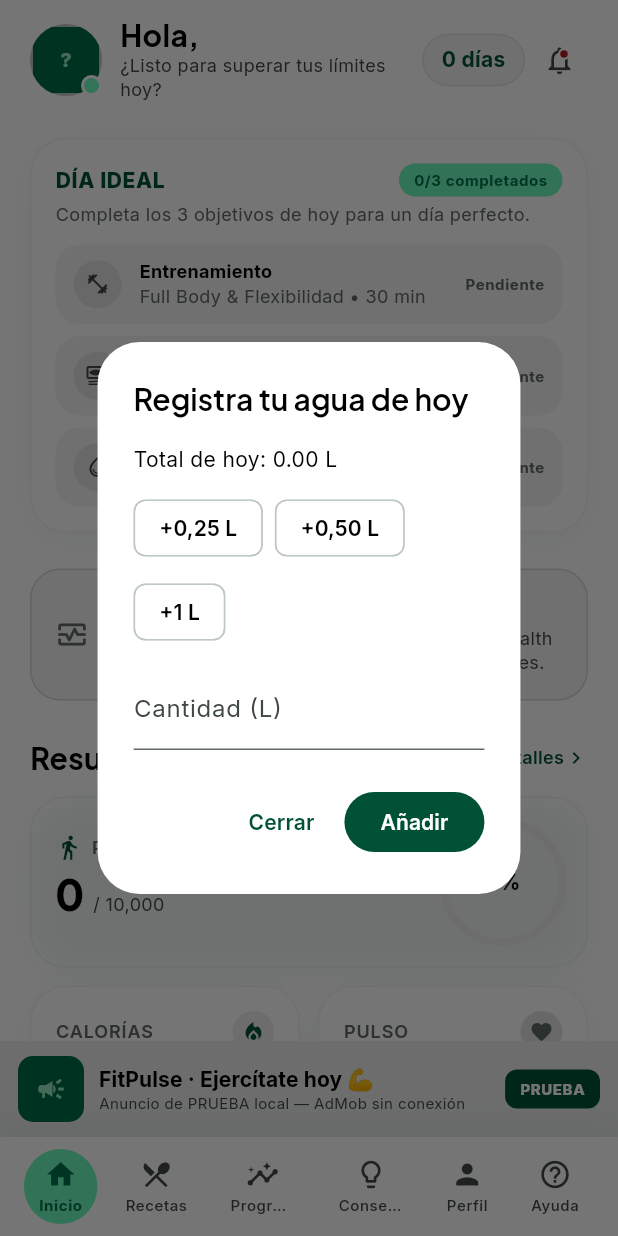
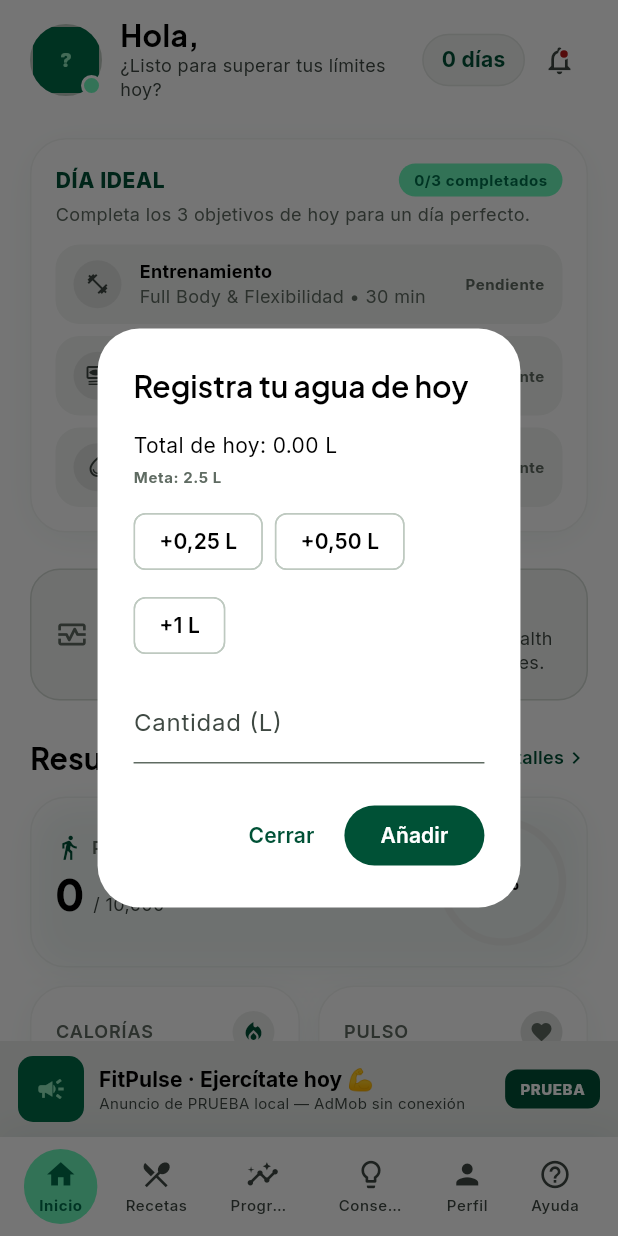
Before and after one commit to maurodev22/FitPulse, a Flutter app: the AppShell screen opened directly, after a tap on "Agua", on a phone screen of 412 x 824 dp. Run offline on Flutter 3.47's test engine with Material 3 defaults, Android fonts, the phone set to English and light mode, and no system bars; our stand-ins replace camera, flutter_local_notifications, google_mobile_ads, image_picker, pedometer, share_plus and 2 more; missing offline and left inert: google_mlkit_pose_detection, health; accounts and stored records are empty.

Commit message:
P21: meta diaria de agua editable (cierre de L2) + origen real del dato
La meta de agua deja de ser la constante 2.5 y pasa a ser un valor del
usuario, persistido y con rango honesto de 0,5 a 10 L.

- AppState.metaAguaDiaria: de static const 2.5 a valor persistido
  (fitpulse_meta_agua_v1) con setMetaAguaLitros(), cargado en init(),
  incluido en export/import y devuelto a 2.5 L tras borrado total.
- Validators: minMetaAguaLitros 0.5, maxMetaAguaLitros 10.0 y
  ajustarMetaAgua() (protege tambien un import de backup manipulado).
- Perfil: fila "Meta diaria de agua" + dialogo con WheelNumberPicker de
  0,5 L entre 0,5 y 10 L, con el rango explicado y Snackbar al guardar.
- AppState.origenAguaHoy (manual / health / ambos / null) etiqueta en el
  dialogo de agua de donde sale el total, para no contar dos veces el
  mismo vaso ni inventar lo que no hay.
- Coherencia con P20: _puntosAgua puntuaba contra 2.5 L fijos, asi que al
  subir la meta la tarjeta de estado de salud seguia diciendo "cumplido".
  Ahora puntua contra la meta del usuario (100 % / 60 % / 30 %).
  Con el default de 2.5 L los cortes ya verificados no cambian.

Default 2.5 L (no 3.0 L como decia PROXIMAS_FASES.md): subir el liston sin
que el usuario lo elija endureceria el Dia ideal ya verificado. 2.5 L es
~35 ml/kg para ~70 kg; quien quiera mas lo sube con la rueda.

173/173 tests (14 nuevos en test/meta_agua_test.dart), analyze 0 issues.
Docs: PLAN.md P21 y parrafo 13 al dia, PROXIMAS_FASES.md (L2 completa, L5 ya
estaba hecha), GUIA_TESTEO_COMPLETA.md parrafo 27 con 12 pasos.

```diff
--- a/lib/screens/home_screen.dart
+++ b/lib/screens/home_screen.dart
@@ -83,6 +83,14 @@ class _DialogoRegistrarAguaState extends State<_DialogoRegistrarAgua> {
               '${strings.homeAguaTotal}: '
               '${(state.aguaHoy ?? 0).toStringAsFixed(2)} L',
               style: AppType.bodyMd.copyWith(color: AppColors.onSurface),
+            ),
+            // L2: meta editable + origen real del dato (nunca se cuenta dos
+            // veces el mismo vaso ni se inventa lo que no hay).
+            const SizedBox(height: 4),
+            Text(
+              '${strings.homeAguaMeta(state.metaAguaDiaria.toStringAsFixed(1))}'
+              '${state.origenAguaHoy != null ? ' · ${strings.homeAguaOrigen(state.origenAguaHoy!)}' : ''}',
+              style: AppType.labelSm.copyWith(color: AppColors.outline),
             ),
             const SizedBox(height: 12),
             Wrap(
@@ -847,7 +855,7 @@ class _DiaIdealCardState extends State<_DiaIdealCard> {
     final strings = context.watch<LocaleService>().strings;
     final entrenado = state.entrenadoHoy;
     final metaOk = state.progresoCalorias >= 1.0;
-    final aguaOk = (state.aguaHoy ?? 0) >= AppState.metaAguaDiaria;
+    final aguaOk = (state.aguaHoy ?? 0) >= state.metaAguaDiaria;
     final completados = [entrenado, metaOk, aguaOk].where((v) => v).length;
     final recomendado = state.entrenamientoRecomendado;
 
@@ -924,8 +932,8 @@ class _DiaIdealCardState extends State<_DiaIdealCard> {
             icon: Icons.water_drop_outlined,
             title: strings.homeAgua,
             subtitle: state.aguaHoy != null
-                ? '${state.aguaHoy!.toStringAsFixed(1)} / ${AppState.metaAguaDiaria} L'
-                : strings.homeObjetivoAgua(AppState.metaAguaDiaria.toString()),
+                ? '${state.aguaHoy!.toStringAsFixed(1)} / ${state.metaAguaDiaria.toStringAsFixed(1)} L'
+                : strings.homeObjetivoAgua(state.metaAguaDiaria.toStringAsFixed(1)),
             done: aguaOk,
             onTap: () => _mostrarDialogoRegistrarAgua(context),
           ),
--- a/lib/screens/profile_screen.dart
+++ b/lib/screens/profile_screen.dart
@@ -16,6 +16,7 @@ import '../widgets/common.dart';
 import '../widgets/estado_salud_card.dart';
 import '../widgets/racha_chip.dart';
 import '../widgets/settings_widgets.dart';
+import '../widgets/wheel_number_picker.dart';
 import 'configuracion_screen.dart';
 
 /// Perfil y Ajustes: muestra y edita los datos del atleta de la sesión.
@@ -157,6 +158,43 @@ class _ProfileScreenState extends State<ProfileScreen> {
               ),
               const SizedBox(height: 10),
               const _PasosProgresoHoy(),
+            ],
+          ),
+        ),
+        const SizedBox(height: 12),
+        Container(
+          padding: const EdgeInsets.all(12),
+          decoration: BoxDecoration(
+            color: AppColors.surfaceContainerLow,
+            borderRadius: BorderRadius.circular(16),
+          ),
+          child: Row(
+            children: [
+              Icon(Icons.water_drop_outlined, size: 16, color: AppColors.primary),
+              const SizedBox(width: 6),
+              Expanded(
+                child: Text(
+                  strings.pfMetaAguaDiaria,
+                  style: AppType.labelMd.copyWith(color: AppColors.onSurfaceVariant),
+                ),
+              ),
+              Builder(builder: (context) {
+                final litros = context.watch<AppState>().metaAguaDiaria;
+                return Text(
+                  '${litros.toStringAsFixed(1)} L',
+                  style: AppType.headlineSm.copyWith(
+                    color: AppColors.onSurface,
+                    fontWeight: FontWeight.w700,
+                  ),
+                );
+              }),
+              IconButton(
+                onPressed: _editarMetaAgua,
+                icon: const Icon(Icons.edit, size: 18),
+                color: AppColors.primary,
+                visualDensity: VisualDensity.compact,
+                tooltip: strings.pfMetaAguaTitulo,
+              ),
             ],
           ),
         ),
@@ -474,6 +512,61 @@ class _ProfileScreenState extends State<ProfileScreen> {
     ScaffoldMessenger.of(context).showSnackBar(
       SnackBar(content: Text(context.read<LocaleService>().strings.pfAjustesGuardados)),
     );
+  }
+
+  /// L2: edita la meta diaria de agua con la rueda (0,5–10 L, paso 0,5 L).
+  /// La meta es del usuario, pero `Validators` impide que sea imposible.
+  Future<void> _editarMetaAgua() async {
+    final strings = context.read<LocaleService>().strings;
+    final state = context.read<AppState>();
+    var valor = state.metaAguaDiaria;
+    final guardado = await showDialog<bool>(
+      context: context,
+      builder: (ctx) => StatefulBuilder(
+        builder: (ctx, setDialogo) => AlertDialog(
+          backgroundColor: AppColors.surface,
+          title: Text(strings.pfMetaAguaTitulo),
+          content: Column(
+            mainAxisSize: MainAxisSize.min,
+            children: [
+              Text(
+                strings.pfMetaAguaDesc,
+                style:
+                    AppType.bodySm.copyWith(color: AppColors.onSurfaceVariant),
+              ),
+              const SizedBox(height: 12),
+              WheelNumberPicker(
+                min: Validators.minMetaAguaLitros,
+                max: Validators.maxMetaAguaLitros,
+                step: 0.5,
+                decimals: 1,
+                semanticsUnit: 'L',
+                initialValue: valor,
+                onChanged: (v) => setDialogo(() => valor = v),
+              ),
+            ],
+          ),
+          actions: [
+            TextButton(
+              onPressed: () => Navigator.of(ctx).pop(false),
+              child: Text(strings.pfCancelar),
+            ),
+            FilledButton(
+              onPressed: () {
+                state.setMetaAguaLitros(valor);
+                Navigator.of(ctx).pop(true);
+              },
+              child: Text(strings.prGuardar),
+            ),
+          ],
+        ),
+      ),
+    );
+    if (guardado == true && mounted) {
+      ScaffoldMessenger.of(context).showSnackBar(
+        SnackBar(content: Text(strings.pfAjustesGuardados)),
+      );
+    }
   }
 
   /// P6: edita las metas de actividad (pasos diarios y calorías diarias).
--- a/lib/services/locale_service.dart
+++ b/lib/services/locale_service.dart
@@ -317,6 +317,14 @@ class AppStrings {
   String get homeMacros => _t('Macros', 'Macros');
   String get homeAgua => _t('Agua', 'Water');
   String homeObjetivoAgua(String litros) => _t('Objetivo: $litros L', 'Goal: $litros L');
+  String homeAguaMeta(String litros) =>
+      _t('Meta: $litros L', 'Goal: $litros L');
+  String homeAguaOrigen(String origen) => switch (origen) {
+        'manual' => _t('marcado por ti', 'entered by you'),
+        'health' => _t('Health Connect', 'Health Connect'),
+        'ambos' => _t('marcado por ti + Health Connect', 'you + Health Connect'),
+        _ => '',
+      };
   String get homeRegistrarAgua => _t('Registrar agua', 'Log water');
   String get homeTituloRegistrarAgua =>
       _t('Registra tu agua de hoy', 'Log today\'s water');
@@ -606,6 +614,14 @@ class AppStrings {
       'Introduce valores válidos (pasos ≥ 1000, kcal 1200–10000)',
       'Enter valid values (steps ≥ 1000, kcal 1200–10000)');
   String get pfPasosDiarios => _t('Pasos diarios', 'Daily steps');
+  String get pfMetaAguaDiaria =>
+      _t('Meta diaria de agua', 'Daily water goal');
+  String get pfMetaAguaTitulo => _t('Meta de agua', 'Water goal');
+  String get pfMetaAguaDesc => _t(
+      'Elige tu objetivo diario de agua. Se usa en el Día ideal y en tu estado '
+      'de salud. Rango honesto: 0,5 – 10 L.',
+      'Choose your daily water goal. It is used in the Ideal Day and in your '
+      'health status. Honest range: 0.5 – 10 L.');
   String get pfCaloriasActivas => _t('Calorías activas', 'Active calories');
   String get pfCardioSemanal => _t('Cardio semanal', 'Weekly cardio');
   String get pfDiasEntrenamiento => _t('Días de entrenamiento', 'Training days');
--- a/lib/state/app_state.dart
+++ b/lib/state/app_state.dart
@@ -7,6 +7,7 @@ import 'package:shared_preferences/shared_preferences.dart';
 
 import '../services/health_service.dart';
 import '../services/usage_log_service.dart';
+import '../utils/validators.dart';
 import 'athlete_profile.dart';
 import 'estado_salud.dart';
 import 'registros.dart';
@@ -38,6 +39,9 @@ class AppState extends ChangeNotifier {
   static const _aguaManualKey = 'fitpulse_agua_manual_v1';
   static const _aguaManualDateKey = 'fitpulse_agua_manual_date_v1';
 
+  // L2: meta diaria de agua editable por el usuario (litros).
+  static const _metaAguaKey = 'fitpulse_meta_agua_v1';
+
   // Fase 2: historial de sesiones, puntos y retos.
   static const _historyKey = 'fitpulse_workout_history_v1';
   static const _xpKey = 'fitpulse_xp_v1';
@@ -51,9 +55,24 @@ class AppState extends ChangeNotifier {
   static const _recompensaDiaIdealKey = 'fitpulse_recompensa_dia_ideal_v1';
   static const int ptsDiaIdeal = 25;
 
-  /// Meta diaria de agua del Día ideal (litros). Fuente única: la tarjeta de
-  /// Home y la recompensa P18 usan este mismo valor para no divergir.
-  static const double metaAguaDiaria = 2.5;
+  /// Meta diaria de agua (litros) del Día ideal. Fuente única: la tarjeta de
+  /// Home, la recompensa P18 y el estado de salud (P20) leen este mismo valor
+  /// para no divergir.
+  static const double metaAguaInicial = 2.5;
+  double _metaAguaLitros = metaAguaInicial;
+  double get metaAguaDiaria => _metaAguaLitros;
+
+  /// Fija la meta diaria de agua (L2) y la persiste. El valor se ajusta al
+  /// rango plausible de `Validators` (0,5–10 L): la meta es del usuario, pero
+  /// no puede ser una cifra imposible.
+  Future<void> setMetaAguaLitros(double litros) async {
+    final v = Validators.ajustarMetaAgua(litros);
+    if (v == _metaAguaLitros) return;
+    _metaAguaLitros = v;
+    notifyListeners();
+    _trace('perfil', 'meta_agua');
+    await _prefs?.setDouble(_metaAguaKey, v);
+  }
 
   // Fase 9: registros reales de peso (semanal) y repeticiones por ejercicio.
   static const _pesoKey = 'fitpulse_peso_v1';
@@ -185,6 +204,11 @@ class AppState extends ChangeNotifier {
       ..clear()
       ..addAll(_prefs!.getStringList(_favRecetasKey) ?? const []);
 
+    // L2: meta diaria de agua editable (2,5 L si el usuario nunca la cambió).
+    _metaAguaLitros = Validators.ajustarMetaAgua(
+      _prefs!.getDouble(_metaAguaKey) ?? metaAguaInicial,
+    );
+
     // Fase 2: historial de sesiones, puntos y reto actual.
     _cargarHistorial();
 
@@ -268,6 +292,18 @@ class AppState extends ChangeNotifier {
     if (aguaManualHoy > 0) return aguaManualHoy;
     return hc;
   }
+
+  /// Origen real del agua de hoy: 'manual', 'health', 'ambos' o `null` si no
+  /// hay dato. La UI lo etiqueta para que el usuario sepa qué cuenta, así no
+  /// se cuenta dos veces el mismo vaso.
+  String? get origenAguaHoy {
+    final hc = _healthToday.aguaLitros;
+    final hayManual = aguaManualHoy > 0;
+    if (hayManual && hc != null) return 'ambos';
+    if (hayManual) return 'manual';
+    if (hc != null) return 'health';
+    return null;
+  }
   double? get gastoActivoHoy => _healthToday.gastoActivoKcal;
   int? get tiempoActivoMin => _healthToday.tiempoActivoMin;
 
@@ -282,6 +318,7 @@ class AppState extends ChangeNotifier {
         gastoActivoKcal: gastoActivoConPermiso ? gastoActivoHoy : null,
         suenio: suenioConPermiso ? suenioHoy : null,
         aguaLitros: aguaHoy,
+        metaAguaLitros: _metaAguaLitros,
       );
 
   // --- Permisos concedidos por métrica (para textos honestos) ---
@@ -774,6 +811,7 @@ class AppState extends ChangeNotifier {
       'xp': _xp,
       'reto_objetivo': _retoObjetivo,
       'favoritas': favoritas.toList(),
+      'meta_agua': _metaAguaLitros,
       'pasos_base_fecha': _prefs?.getString(_pasosBaseDateKey),
     };
   }
@@ -833,6 +871,14 @@ class AppState extends ChangeNotifier {
         ..addAll(rawFavoritas.whereType<String>());
       await _prefs?.setStringList(_favRecetasKey, favoritas.toList());
     }
+
+    // L2: meta diaria de agua del backup (si el backup es anterior, se
+    // conserva la meta vigente del dispositivo: nunca se inventa un valor).
+    final rawMetaAgua = snapshot['meta_agua'];
+    if (rawMetaAgua is num) {
+      _metaAguaLitros = Validators.ajustarMetaAgua(rawMetaAgua.toDouble());
+      await _prefs?.setDouble(_metaAguaKey, _metaAguaLitros);
+    }
     notifyListeners();
   }
 
@@ -848,6 +894,7 @@ class AppState extends ChangeNotifier {
     historial = <WorkoutSession>[];
     _xp = 0;
     _retoObjetivo = 3;
+    _metaAguaLitros = metaAguaInicial;
     _pasosBase = null;
     pasosHoy = 0;
     _healthToday = HealthToday.vacio;
--- a/lib/utils/validators.dart
+++ b/lib/utils/validators.dart
@@ -23,6 +23,12 @@ abstract final class Validators {
   static const int maxPasosMeta = 100000;
   static const double minKcalMeta = 1200.0;
   static const double maxKcalMeta = 10000.0;
+
+  /// Meta diaria de agua (L2): rango editable por el usuario. Por debajo de
+  /// 0,5 L no es una meta de hidratación y por encima de 10 L ningún día
+  /// normal lo justifica; el valor inicial es 2,5 L (≈35 ml/kg).
+  static const double minMetaAguaLitros = 0.5;
+  static const double maxMetaAguaLitros = 10.0;
 
   static final RegExp _nombreRe = RegExp(r"^[A-Za-zÁÉÍÓÚáéíóúÑñÜü' ]+$");
 
@@ -94,4 +100,9 @@ abstract final class Validators {
     }
     return null;
   }
+
+  /// Ajusta la meta diaria de agua al rango plausible (0,5–10 L). Devuelve el
+  /// valor corregido, para que la UI nunca pueda quedar fuera de rango.
+  static double ajustarMetaAgua(double litros) =>
+      litros.clamp(minMetaAguaLitros, maxMetaAguaLitros);
 }
```
Also changed, not shown: lib/state/estado_salud.dart (+13 -6 lines), 4 other files.
